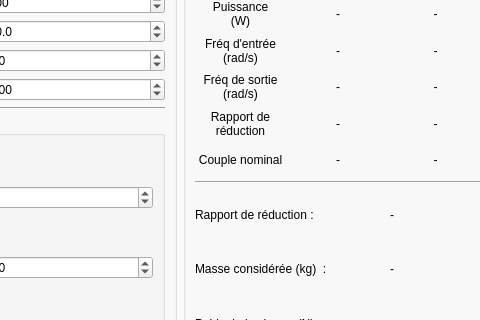
Before: the Qt Designer form UI_engr/mainwindow.ui in Cypher-0/UI_calc_engr_S3A, drawn with Qt 5; both pictures show x 250 to 730 and y 130 to 450 of the 860 by 564 pixel window.
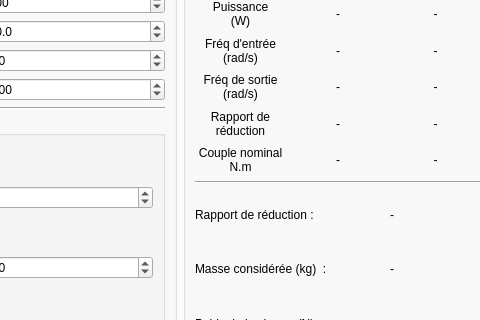
After: the same form once the commit is applied. Icons and pictures are not drawn.

The edit to the form file:
```diff
--- a/UI_engr/mainwindow.ui
+++ b/UI_engr/mainwindow.ui
@@ -434,7 +434,8 @@
              <item row="5" column="0">
               <widget class="QLabel" name="lbl_disp_ratedTorque">
                <property name="text">
-                <string>Couple nominal</string>
+                <string>Couple nominal
+N.m</string>
                </property>
                <property name="alignment">
                 <set>Qt::AlignCenter</set>
```
Left out of the diff: 2 changed lines with no effect on the pictures.
